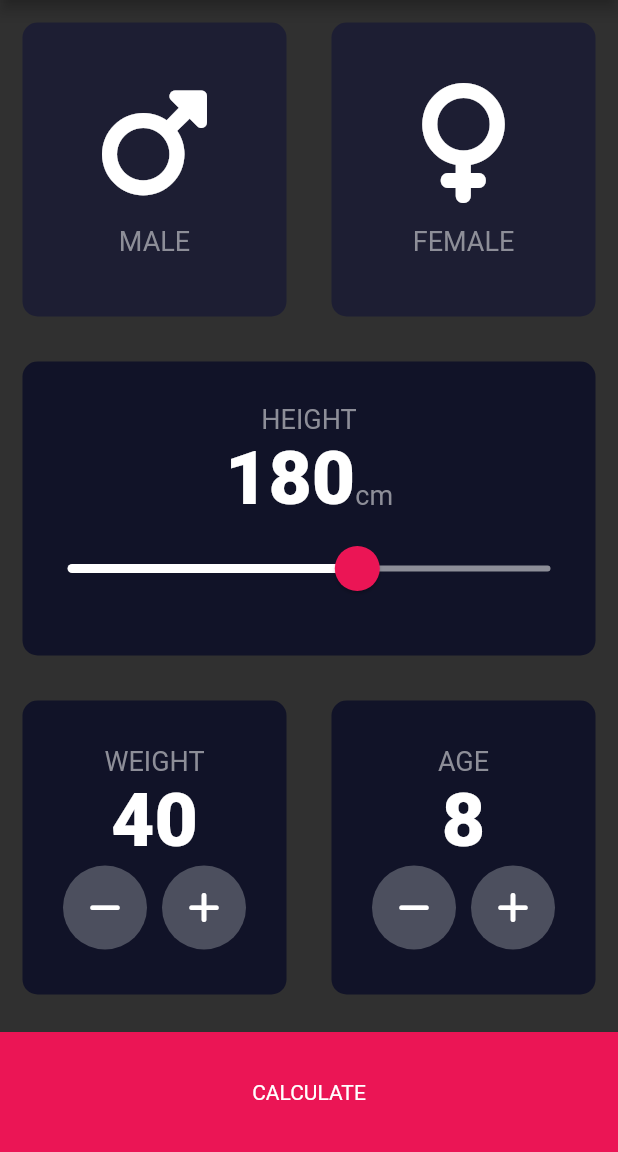
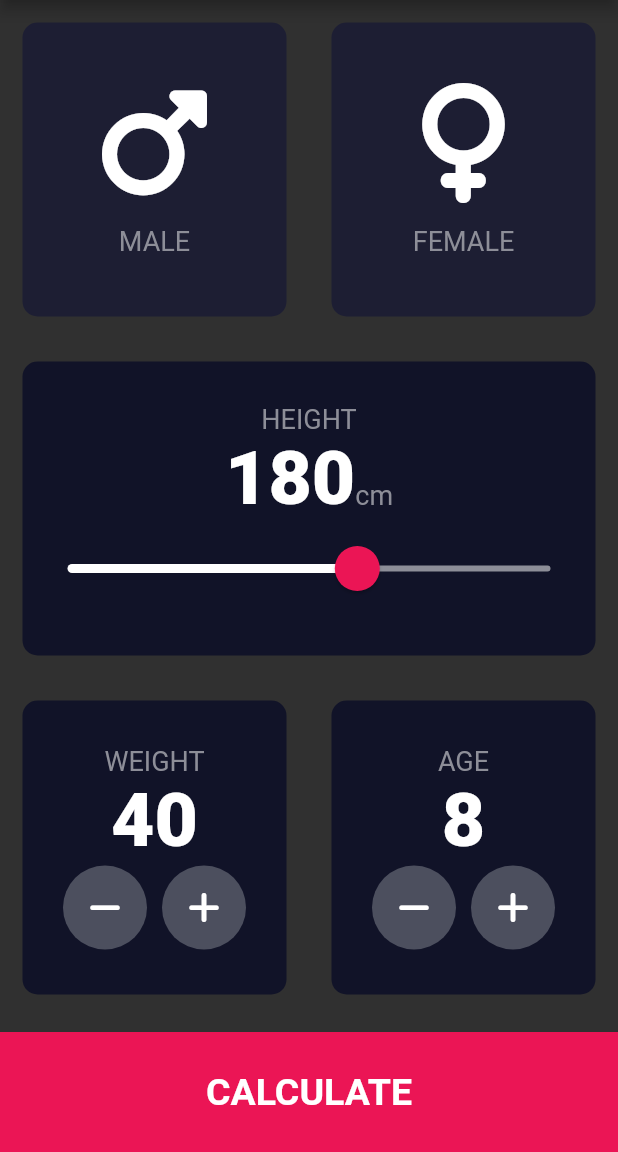
Before and after one commit to khellud/bmi_calculator, a Flutter app: the screen it shows after launch, on a phone screen of 412 x 824 dp, the part 84-1236 px from its top. Run offline on Flutter 3.47's test engine with Material 2 defaults, Android fonts, the phone set to English and light mode, and no system bars; our stand-ins replace font_awesome_flutter, page_transition.

Commit message:
final design

```diff
--- /dev/null
+++ b/lib/components/bottom_button.dart
@@ -0,0 +1,27 @@
+import 'package:flutter/material.dart';
+import 'package:bmi_calculator/constant.dart';
+
+class BottomButton extends StatelessWidget {
+  const BottomButton(
+      {super.key, required this.buttonTitle, required this.onTap});
+  final Function()? onTap;
+  final String? buttonTitle;
+  @override
+  Widget build(BuildContext context) {
+    return GestureDetector(
+      onTap: onTap,
+      child: Container(
+        color: kBottomContainerColor,
+        margin: const EdgeInsets.only(top: 10),
+        width: double.infinity,
+        height: kBottomContainerHeight,
+        child: Center(
+          child: Text(
+            buttonTitle!,
+            style: kCalculateButton,
+          ),
+        ),
+      ),
+    );
+  }
+}
--- a/lib/icon_content.dart
+++ b/lib/components/icon_content.dart
@@ -1,5 +1,5 @@
 import 'package:flutter/material.dart';
-import 'constant.dart';
+import 'package:bmi_calculator/constant.dart';
 
 class IconContent extends StatelessWidget {
   const IconContent({super.key, this.label, this.icon});
--- /dev/null
+++ b/lib/components/round_icon.dart
@@ -0,0 +1,23 @@
+import 'package:flutter/material.dart';
+
+class RoundIconButton extends StatelessWidget {
+  const RoundIconButton(
+      {super.key, required this.icon, required this.onPressed});
+
+  final IconData? icon;
+  final Function()? onPressed;
+  @override
+  Widget build(BuildContext context) {
+    return RawMaterialButton(
+      elevation: 0,
+      constraints: const BoxConstraints.tightFor(
+        width: 56,
+        height: 56,
+      ),
+      shape: const CircleBorder(),
+      fillColor: const Color(0xFF4C4F5E),
+      onPressed: onPressed,
+      child: Icon(icon),
+    );
+  }
+}
--- a/lib/constant.dart
+++ b/lib/constant.dart
@@ -5,11 +5,21 @@ const kActiveCardColor = Color(0xFF111328);
 const kInactiveCardColor = Color(0xFF1D1E33);
 const kBottomContainerColor = Color(0xFFEB1555);
 
-const kLabelTextStyle = TextStyle(
-  fontSize: 18,
-  color: Color(0xFF8D8E98),
+const kLabelTextStyle = TextStyle(fontSize: 18, color: Color(0xFF8D8E98));
+const kNumberStyle = TextStyle(fontSize: 50, fontWeight: FontWeight.w900);
+
+const kCalculateButton = TextStyle(fontSize: 25, fontWeight: FontWeight.bold);
+const kTitleTextStyle = TextStyle(fontSize: 50, fontWeight: FontWeight.bold);
+
+const kResultTextStyle = TextStyle(
+  color: Color(0xFF24D876),
+  fontSize: 22,
+  fontWeight: FontWeight.bold,
 );
-const kNumberStyle = TextStyle(
-  fontSize: 50,
-  fontWeight: FontWeight.w900,
+
+const kBMITextStyle = TextStyle(
+  fontSize: 100,
+  fontWeight: FontWeight.bold,
 );
+
+const kBodyTextStyle = TextStyle(fontSize: 22);
--- a/lib/main.dart
+++ b/lib/main.dart
@@ -1,5 +1,5 @@
 import 'package:flutter/material.dart';
-import 'input_page.dart';
+import 'screens/input_page.dart';
 
 void main() => runApp(const BMICalculator());
 
--- a/lib/input_page.dart
+++ b/lib/screens/input_page.dart
@@ -1,9 +1,12 @@
 import 'package:flutter/material.dart';
 import 'package:font_awesome_flutter/font_awesome_flutter.dart';
-import 'icon_content.dart';
-import 'reusable_card.dart';
-import 'constant.dart';
+import 'package:bmi_calculator/components/icon_content.dart';
+import 'package:bmi_calculator/components/reusable_card.dart';
+import 'package:bmi_calculator/constant.dart';
 import 'result_page.dart';
+import 'package:page_transition/page_transition.dart';
+import 'package:bmi_calculator/components/bottom_button.dart';
+import 'package:bmi_calculator/components/round_icon.dart';
 
 enum Gender {
   male,
@@ -217,49 +220,21 @@ class _InputPageState extends State<InputPage> {
               ],
             ),
           ),
-          GestureDetector(
+          BottomButton(
+            buttonTitle: 'CALCULATE',
             onTap: () {
               Navigator.push(
                 context,
-                MaterialPageRoute(
-                  builder: (context) => const ResultPage(),
+                PageTransition(
+                  type: PageTransitionType.bottomToTop,
+                  duration: const Duration(milliseconds: 600),
+                  child: const ResultPage(),
                 ),
               );
             },
-            child: Container(
-              color: kBottomContainerColor,
-              margin: const EdgeInsets.only(top: 10),
-              width: double.infinity,
-              height: kBottomContainerHeight,
-              child: const Center(
-                child: Text('CALCULATE'),
-              ),
-            ),
           ),
         ],
       ),
     );
   }
 }
-
-class RoundIconButton extends StatelessWidget {
-  const RoundIconButton(
-      {super.key, required this.icon, required this.onPressed});
-
-  final IconData? icon;
-  final Function()? onPressed;
-  @override
-  Widget build(BuildContext context) {
-    return RawMaterialButton(
-      elevation: 0,
-      constraints: const BoxConstraints.tightFor(
-        width: 56,
-        height: 56,
-      ),
-      shape: const CircleBorder(),
-      fillColor: const Color(0xFF4C4F5E),
-      onPressed: onPressed,
-      child: Icon(icon),
-    );
-  }
-}
```
Also changed, not shown: lib/result_page.dart (deleted, +0 -17 lines), lib/screens/result_page.dart (added, +66 -0 lines), pubspec.yaml (+1 -6 lines), lib/components/reusable_card.dart (renamed from lib/reusable_card.dart), pubspec.lock.
